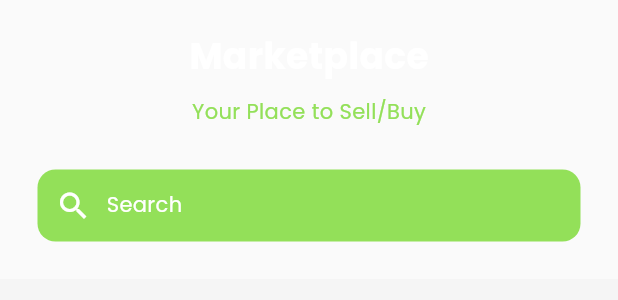
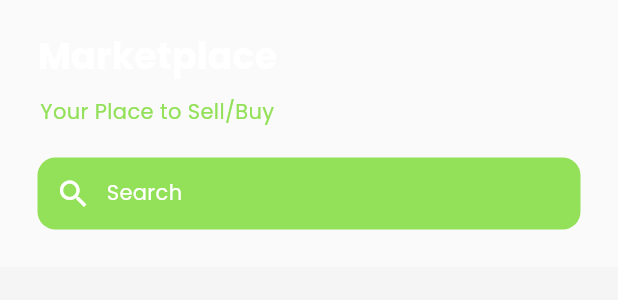
Before and after one commit to krishtimil/agrify, a Flutter app: the MarketPlace widget shown alone on an empty page, opened directly, on a phone screen of 412 x 824 dp. Shown: the top 300 px of the screen. Run offline on Flutter 3.47's test engine with Material 2 defaults, Android fonts, the phone set to English and light mode, and no system bars; our stand-ins replace animated_text_kit, cloud_firestore, firebase_auth, firebase_core, firebase_storage, google_fonts; missing offline and left inert: beautiful_ui_components, flutter_glow; accounts and stored records are empty; network calls fail.

Commit message:
UI Fixes

```diff
--- a/agrify/lib/ui/screens/marketplace/marketplace.dart
+++ b/agrify/lib/ui/screens/marketplace/marketplace.dart
@@ -14,8 +14,10 @@ class MarketPlace extends StatelessWidget {
         padding: const EdgeInsets.symmetric(horizontal: 25),
         child: Column(
           children: [
+            Row(
+              mainAxisAlignment: MainAxisAlignment.start,
+              children: [
                 Column(
-              mainAxisAlignment: MainAxisAlignment.start,
                   children: [
                     Text(
                       'Marketplace',
@@ -36,10 +38,10 @@ class MarketPlace extends StatelessWidget {
                     )
                   ],
                 ),
+              ],
+            ),
 
-            SizedBox(
-              height: 28,
-            ),
+            spacer(height: 20),
 
             //search bar
             Container(
```
Lines whose indentation alone changed are shown as unchanged.
